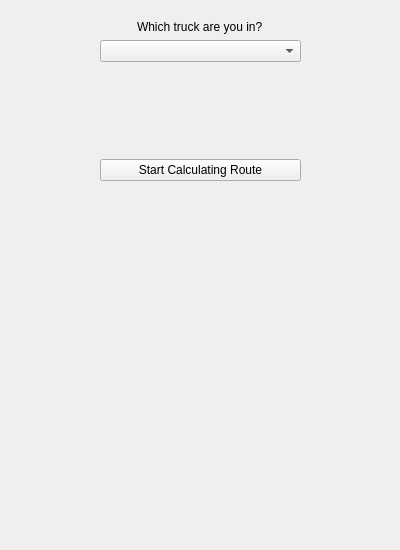
The window that SpatialDecision/spatial_decision_dockwidget_base.ui (LaurensJN/2016_Group09_Beaufort) describes before a commit, drawn with Qt 5.
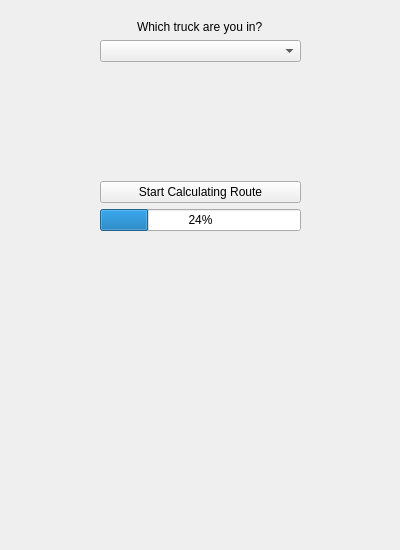
The same window after the commit.

```diff
--- a/SpatialDecision/spatial_decision_dockwidget_base.ui
+++ b/SpatialDecision/spatial_decision_dockwidget_base.ui
@@ -45,7 +45,7 @@
         <x>100</x>
         <y>20</y>
         <width>201</width>
-        <height>161</height>
+        <height>211</height>
        </rect>
       </property>
       <layout class="QVBoxLayout" name="verticalLayout">
@@ -79,6 +79,13 @@
          </property>
         </widget>
        </item>
+       <item>
+        <widget class="QProgressBar" name="counterProgressBar">
+         <property name="value">
+          <number>24</number>
+         </property>
+        </widget>
+       </item>
       </layout>
      </widget>
     </widget>
```
